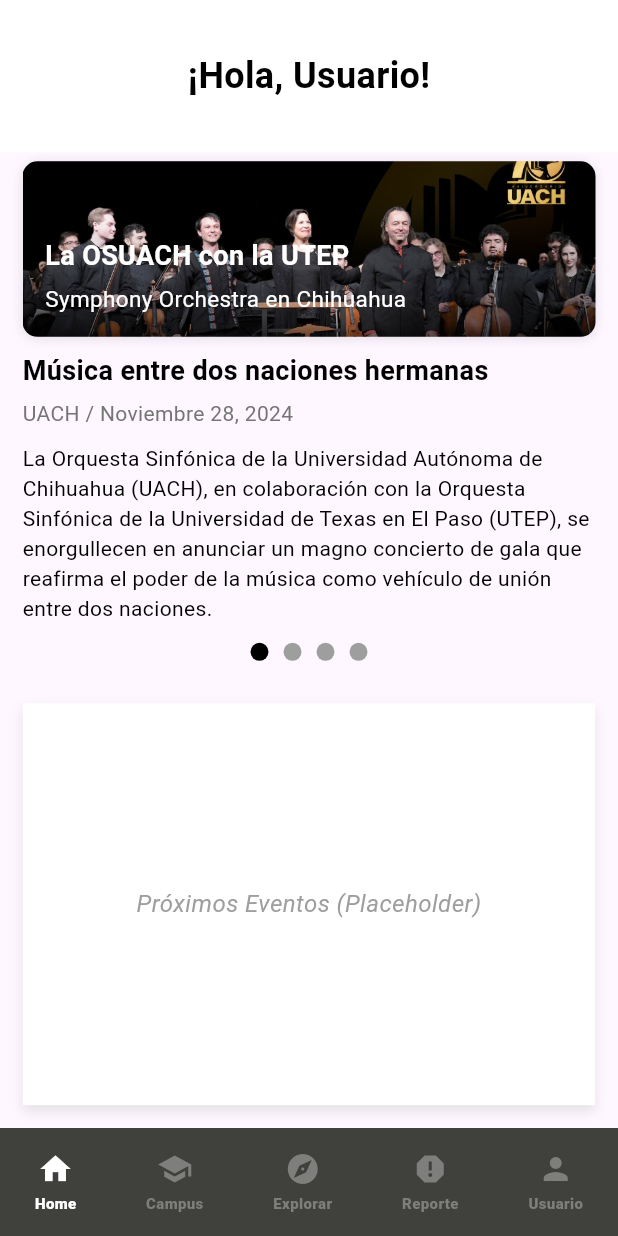
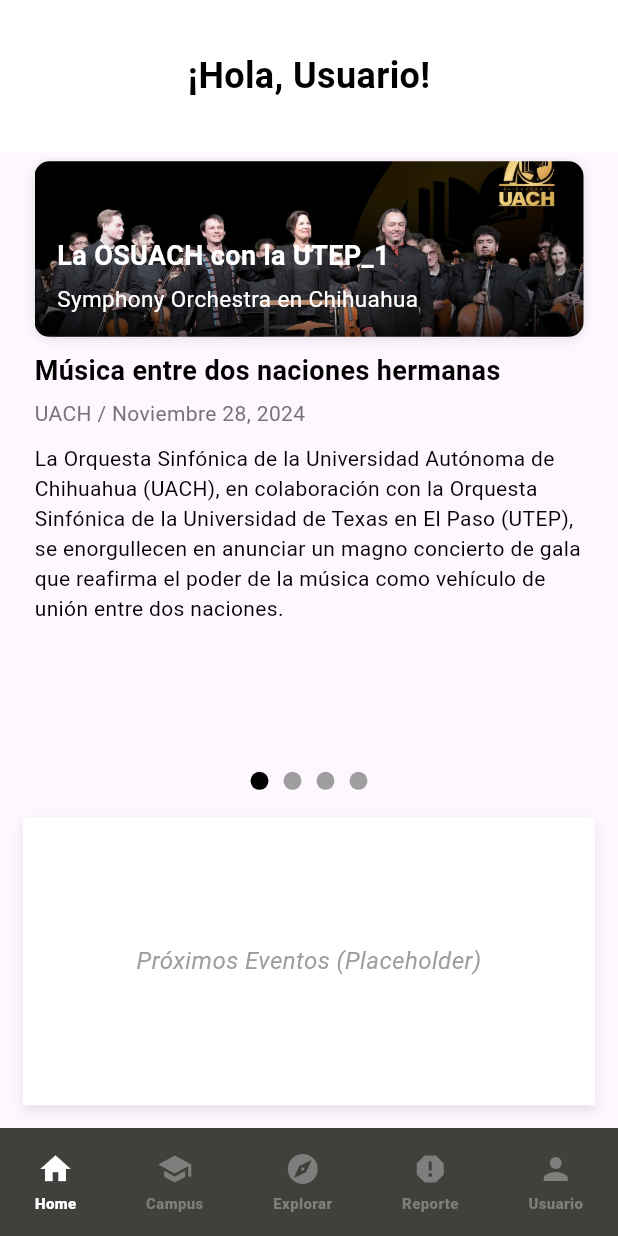
Before and after one commit to jonamx13/uach_mobile, a Flutter app: the screen it shows after launch, on a phone screen of 412 x 824 dp. Run offline on Flutter 3.47's test engine with Material 3 defaults, Android fonts, the phone set to English and light mode, and no system bars; Roboto replaces fonts that are missing (Montserrat Alternates).

Commit message:
Slideshow working like a charm

```diff
--- /dev/null
+++ b/lib/features/home/presentation/data/noticias_data.dart
@@ -0,0 +1,40 @@
+// Datos para los slides
+  final List<Map<String, String>> noticias= [
+    {
+    'imagen': 'assets/images/osuach-utep-8dic-1920.jpg',
+    'titulo': 'La OSUACH con la UTEP_1',
+    'subtitulo': 'Symphony Orchestra en Chihuahua',
+    'tituloEvento': 'Música entre dos naciones hermanas',
+    'fecha': 'UACH / Noviembre 28, 2024',
+    'descripcion':
+        'La Orquesta Sinfónica de la Universidad Autónoma de Chihuahua (UACH), en colaboración con la Orquesta Sinfónica de la Universidad de Texas en El Paso (UTEP), se enorgullecen en anunciar un magno concierto de gala que reafirma el poder de la música como vehículo de unión entre dos naciones.',
+    },
+    {
+    'imagen': 'assets/images/osuach-utep-8dic-1920.jpg',
+    'titulo': 'La OSUACH con la UTEP_2',
+    'subtitulo': 'Symphony Orchestra en Chihuahua',
+    'tituloEvento': 'Música entre dos naciones hermanas',
+    'fecha': 'UACH / Noviembre 28, 2024',
+    'descripcion':
+        'La Orquesta Sinfónica de la Universidad Autónoma de Chihuahua (UACH), en colaboración con la Orquesta Sinfónica de la Universidad de Texas en El Paso (UTEP), se enorgullecen en anunciar un magno concierto de gala que reafirma el poder de la música como vehículo de unión entre dos naciones.',
+    },
+    {
+    'imagen': 'assets/images/osuach-utep-8dic-1920.jpg',
+    'titulo': 'La OSUACH con la UTEP_3',
+    'subtitulo': 'Symphony Orchestra en Chihuahua',
+    'tituloEvento': 'Música entre dos naciones hermanas',
+    'fecha': 'UACH / Noviembre 28, 2024',
+    'descripcion':
+        'La Orquesta Sinfónica de la Universidad Autónoma de Chihuahua (UACH), en colaboración con la Orquesta Sinfónica de la Universidad de Texas en El Paso (UTEP), se enorgullecen en anunciar un magno concierto de gala que reafirma el poder de la música como vehículo de unión entre dos naciones.',
+    },
+    {
+    'imagen': 'assets/images/osuach-utep-8dic-1920.jpg',
+    'titulo': 'La OSUACH con la UTEP_4',
+    'subtitulo': 'Symphony Orchestra en Chihuahua',
+    'tituloEvento': 'Música entre dos naciones hermanas',
+    'fecha': 'UACH / Noviembre 28, 2024',
+    'descripcion':
+        'La Orquesta Sinfónica de la Universidad Autónoma de Chihuahua (UACH), en colaboración con la Orquesta Sinfónica de la Universidad de Texas en El Paso (UTEP), se enorgullecen en anunciar un magno concierto de gala que reafirma el poder de la música como vehículo de unión entre dos naciones.',
+    },
+
+  ];
--- /dev/null
+++ b/lib/features/home/presentation/widgets/indicadores.dart
@@ -0,0 +1,28 @@
+import 'package:flutter/material.dart';
+
+class Indicadores extends StatelessWidget {
+  final int total;
+  final int actual;
+
+  const Indicadores({
+    Key? key,
+    required this.total,
+    required this.actual,
+  }) : super(key: key);
+
+  @override
+  Widget build(BuildContext context) {
+    return Row(
+      mainAxisAlignment: MainAxisAlignment.center,
+      children: List.generate(total, (index) {
+        return Padding(
+          padding: const EdgeInsets.symmetric(horizontal: 5),
+          child: CircleAvatar(
+            radius: 6,
+            backgroundColor: actual == index ? Colors.black : Colors.grey,
+          ),
+        );
+      }),
+    );
+  }
+}
--- a/lib/features/home/presentation/widgets/noticias_slideshow.dart
+++ b/lib/features/home/presentation/widgets/noticias_slideshow.dart
@@ -1,4 +1,5 @@
 import 'package:flutter/material.dart';
+import '../data/noticias_data.dart'; // Importamos los datos
 import 'noticias_slide.dart';
 
 class NoticiasSlideshow extends StatefulWidget {
@@ -7,6 +8,7 @@
 }
 
 class _NoticiasSlideshowState extends State<NoticiasSlideshow> {
+  final PageController _pageController = PageController();
   int _currentIndex = 0;
 
   void _onPageChanged(int index) {
@@ -18,35 +20,48 @@
   @override
   Widget build(BuildContext context) {
     return Padding(
-      padding: const EdgeInsets.symmetric(horizontal: 15.0), // Recuperamos el padding
+      padding: const EdgeInsets.symmetric(horizontal: 15.0),
       child: Column(
         children: [
-          // Slide actual
-          NoticiasSlide(
-            imagen: 'assets/images/osuach-utep-8dic-1920.jpg',
-            titulo: 'La OSUACH con la UTEP',
-            subtitulo: 'Symphony Orchestra en Chihuahua',
-            tituloEvento: 'Música entre dos naciones hermanas',
-            fecha: 'UACH / Noviembre 28, 2024',
-            descripcion: 'La Orquesta Sinfónica de la Universidad Autónoma de Chihuahua (UACH), en colaboración con la Orquesta Sinfónica de la Universidad de Texas en El Paso (UTEP), se enorgullecen en anunciar un magno concierto de gala que reafirma el poder de la música como vehículo de unión entre dos naciones.',
+          // Sección deslizable con diseño original
+          SizedBox(
+            height: 400, // Ajusta la altura según necesites
+            child: PageView.builder(
+              controller: _pageController,
+              onPageChanged: _onPageChanged,
+              itemCount: noticias.length, // Número dinámico de slides
+              itemBuilder: (context, index) {
+                final noticia = noticias[index]; // Extraemos cada noticia
+                return Padding(
+                  padding: const EdgeInsets.symmetric(horizontal: 8.0),
+                  child: NoticiasSlide(
+                    imagen: noticia['imagen']!,
+                    titulo: noticia['titulo']!,
+                    subtitulo: noticia['subtitulo']!,
+                    tituloEvento: noticia['tituloEvento']!,
+                    fecha: noticia['fecha']!,
+                    descripcion: noticia['descripcion']!,
+                  ),
+                );
+              },
+            ),
           ),
-
-          // Indicadores del slideshow
-          Container(
-            padding: EdgeInsets.symmetric(vertical: 10),
-            child: Row(
-              mainAxisAlignment: MainAxisAlignment.center,
-              children: List.generate(4, (index) {
+          const SizedBox(height: 10),
+          // Indicadores dinámicos
+          Row(
+            mainAxisAlignment: MainAxisAlignment.center,
+            children: List.generate(
+              noticias.length, // Indicadores según el número de noticias
+              (index) {
                 return Padding(
                   padding: const EdgeInsets.symmetric(horizontal: 5),
                   child: CircleAvatar(
                     radius: 6,
-                    backgroundColor: _currentIndex == index
-                        ? Colors.black
-                        : Colors.grey,
+                    backgroundColor:
+                        _currentIndex == index ? Colors.black : Colors.grey,
                   ),
                 );
-              }),
+              },
             ),
           ),
         ],
```
